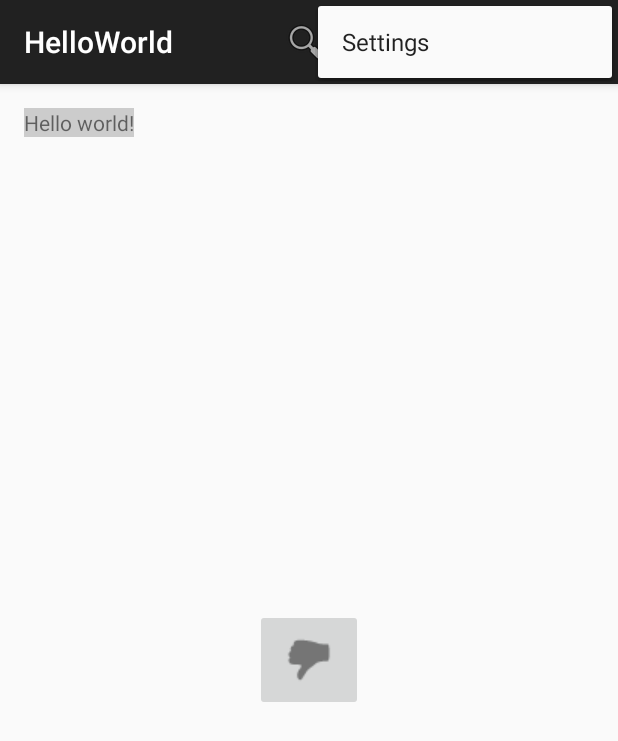
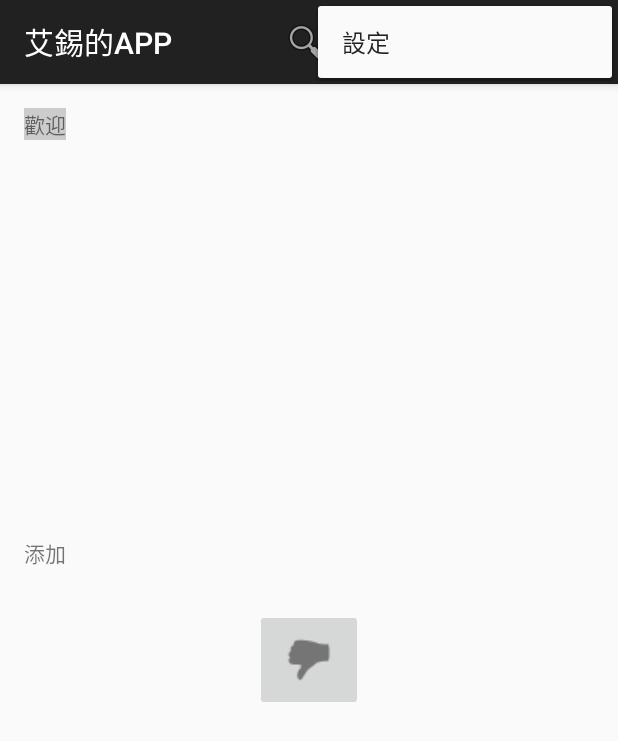
Before and after one commit to issacip/HelloWorld, an Android app: the screen it shows after launch (MainActivity), with the options menu open, on a phone screen of 412 x 824 dp. Shown: the top 741 px of the screen. Run offline under Robolectric (Android 15) with nearby library versions, the phone set to English and light mode, and no system bars.

Commit message:
Test Language

```diff
--- a/app/src/main/res/layout/activity_main.xml
+++ b/app/src/main/res/layout/activity_main.xml
@@ -8,9 +8,17 @@
     <TextView android:text="@string/hello_world" android:layout_width="wrap_content"
         android:layout_height="wrap_content"
         android:background="@color/light_gray"/>
+    <TextView
+        android:text="@string/icon_add"
+        android:layout_width="@dimen/abc_text_size_display_1_material"
+        android:layout_height="@dimen/abc_action_bar_stacked_max_height"
+        android:layout_above="@+id/imageButton"
+        android:layout_alignParentLeft="true"
+        android:layout_alignParentStart="true" />
     <ImageButton
         android:layout_width ="wrap_content"
         android:layout_height ="wrap_content"
         android:src="@drawable/ic_action_bad"
-        android:layout_centerInParent="true"/>
+        android:layout_centerInParent="true"
+        android:id="@+id/imageButton" />
 </RelativeLayout>
--- a/app/src/main/res/menu/menu_main.xml
+++ b/app/src/main/res/menu/menu_main.xml
@@ -7,25 +7,25 @@
     <item
         android:id="@+id/search_item"
         app:showAsAction="always"
-        android:title="SEARCH"
+        android:title="@string/icon_search"
         android:icon="@android:drawable/ic_menu_search"/>
 
     <item
         android:id="@+id/add_item"
         app:showAsAction="always"
-        android:title="ADD"
+        android:title="@string/icon_add"
         android:icon="@android:drawable/ic_menu_add"/>
 
     <item
         android:id="@+id/delete_item"
         app:showAsAction="always"
-        android:title="DELETE"
+        android:title="@string/icon_delete"
         android:icon="@android:drawable/ic_menu_delete" />
 
     <item
         android:id="@+id/share_item"
         app:showAsAction="always"
-        android:title="SHARE"
+        android:title="@string/icon_share"
         android:icon="@android:drawable/ic_menu_share" >
 
         <menu>
--- a/app/src/main/res/values/strings.xml
+++ b/app/src/main/res/values/strings.xml
@@ -1,6 +1,10 @@
 <resources>
-    <string name="app_name">HelloWorld</string>
+    <string name="app_name">艾錫的APP</string>
 
-    <string name="hello_world">Hello world!</string>
-    <string name="action_settings">Settings</string>
+    <string name="hello_world">歡迎</string>
+    <string name="action_settings">設定</string>
+    <string name="icon_search">搜尋</string>
+    <string name="icon_add">添加</string>
+    <string name="icon_delete">刪除</string>
+    <string name="icon_share">分享</string>
 </resources>
```
Also changed, not shown: 1 other file.
